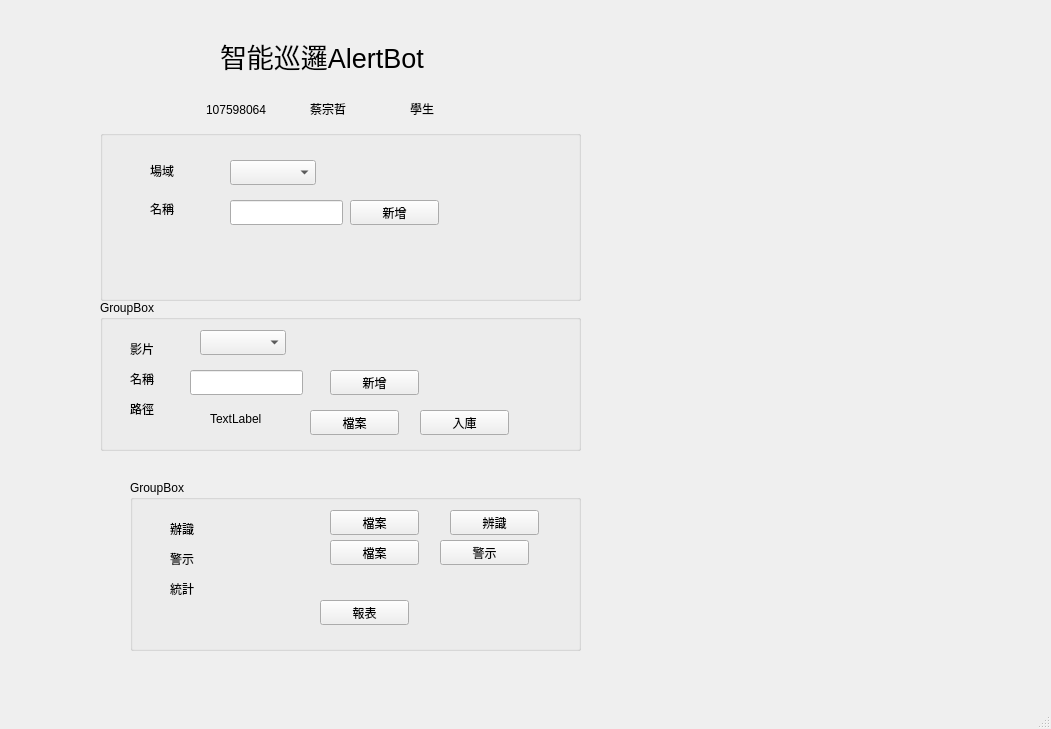
Qt form AlertConsoleView.ui (twbikeman/bigdata_ai_hw) before a commit.
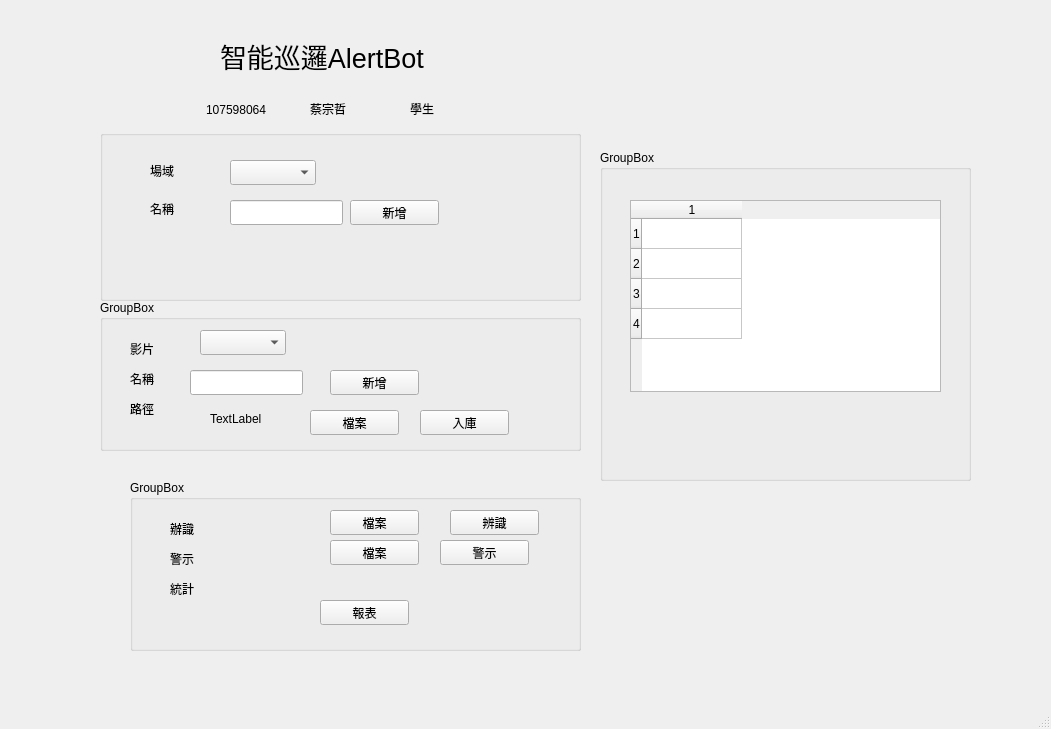
The same form after that commit.

Commit message: update view components

```diff
--- a/AlertConsoleView.ui
+++ b/AlertConsoleView.ui
@@ -384,6 +384,45 @@
      </property>
     </widget>
    </widget>
+   <widget class="QGroupBox" name="groupBox_4">
+    <property name="geometry">
+     <rect>
+      <x>600</x>
+      <y>150</y>
+      <width>371</width>
+      <height>331</height>
+     </rect>
+    </property>
+    <property name="title">
+     <string>GroupBox</string>
+    </property>
+    <widget class="QTableWidget" name="videoTableWidget">
+     <property name="geometry">
+      <rect>
+       <x>30</x>
+       <y>50</y>
+       <width>311</width>
+       <height>192</height>
+      </rect>
+     </property>
+     <property name="rowCount">
+      <number>4</number>
+     </property>
+     <property name="columnCount">
+      <number>1</number>
+     </property>
+     <row/>
+     <row/>
+     <row/>
+     <row/>
+     <column/>
+     <item row="0" column="0">
+      <property name="text">
+       <string/>
+      </property>
+     </item>
+    </widget>
+   </widget>
   </widget>
   <widget class="QMenuBar" name="menubar">
    <property name="geometry">
```
The commit also changes 8 other files.
